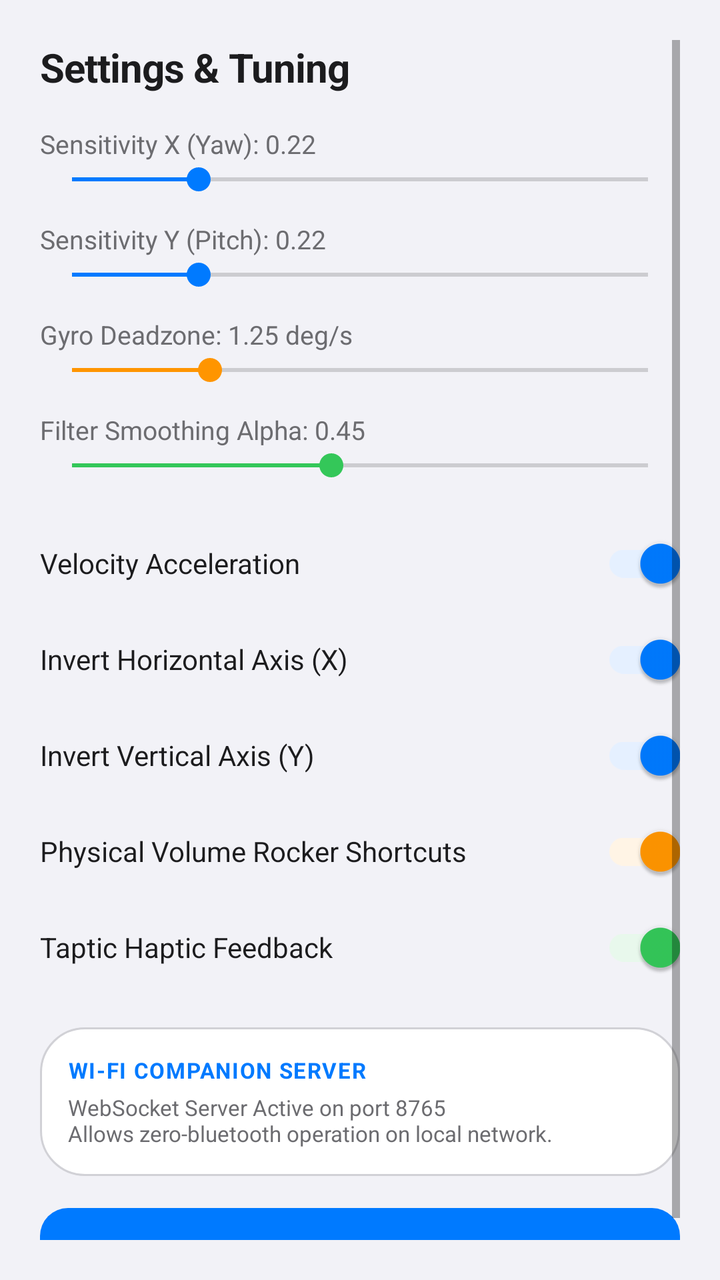
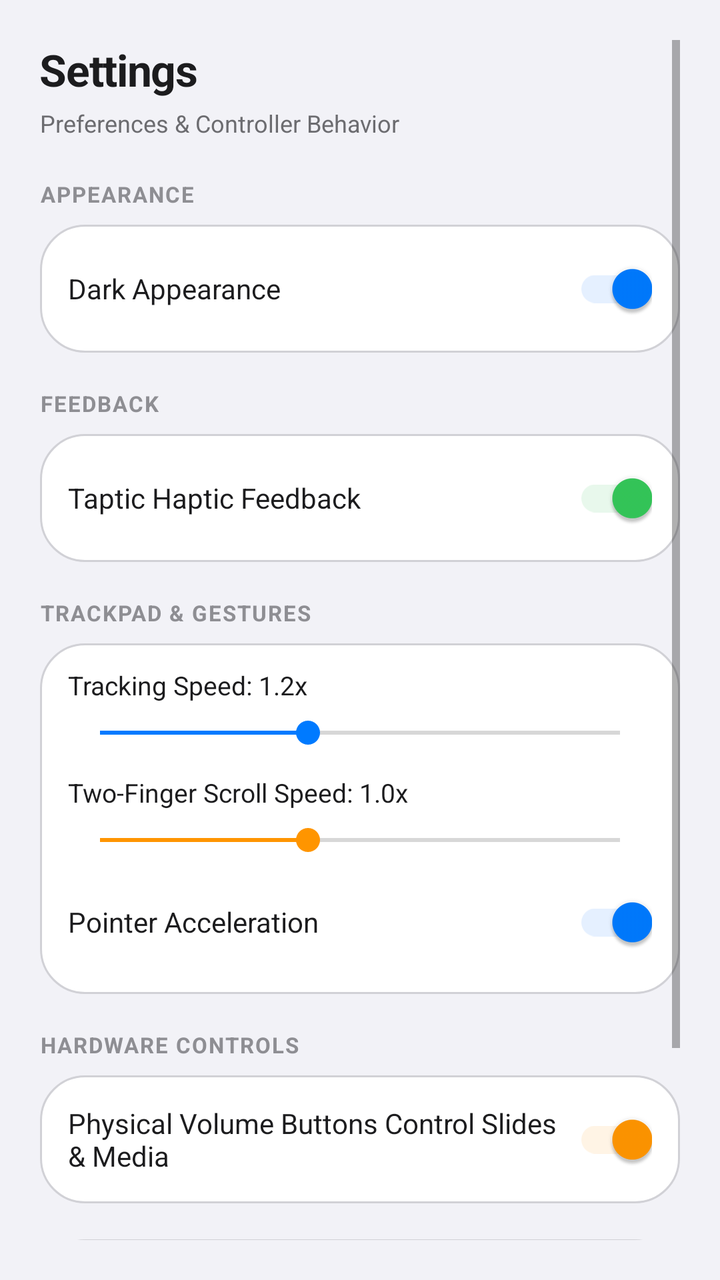

Two renders of the same Android screen: before a commit and after it. Below are the layout's source before the change and the commit's diff.
<!-- AndroidManifest.xml: application theme Theme.AirControl -->
<!-- res/layout/dialog_settings.xml -->
<?xml version="1.0" encoding="utf-8"?>
<ScrollView xmlns:android="http://schemas.android.com/apk/res/android"
    xmlns:app="http://schemas.android.com/apk/res-auto"
    android:layout_width="match_parent"
    android:layout_height="wrap_content"
    android:background="@color/apple_canvas"
    android:padding="20dp">

    <LinearLayout
        android:layout_width="match_parent"
        android:layout_height="wrap_content"
        android:orientation="vertical">

        
        <TextView
            android:layout_width="wrap_content"
            android:layout_height="wrap_content"
            android:text="Settings &amp; Tuning"
            android:textColor="@color/apple_text_primary"
            android:textSize="20sp"
            android:textStyle="bold"
            android:letterSpacing="-0.015"
            android:layout_marginBottom="16dp" />

        
        <TextView
            android:id="@+id/tvLabelSensX"
            android:layout_width="wrap_content"
            android:layout_height="wrap_content"
            android:text="Sensitivity X (Yaw): 0.22"
            android:textColor="@color/apple_text_secondary"
            android:textSize="13sp" />

        <SeekBar
            android:id="@+id/seekSensX"
            android:layout_width="match_parent"
            android:layout_height="wrap_content"
            android:max="100"
            android:progress="22"
            android:progressTint="@color/apple_blue"
            android:thumbTint="@color/apple_blue"
            android:layout_marginBottom="12dp" />

        
        <TextView
            android:id="@+id/tvLabelSensY"
            android:layout_width="wrap_content"
            android:layout_height="wrap_content"
            android:text="Sensitivity Y (Pitch): 0.22"
            android:textColor="@color/apple_text_secondary"
            android:textSize="13sp" />

        <SeekBar
            android:id="@+id/seekSensY"
            android:layout_width="match_parent"
            android:layout_height="wrap_content"
            android:max="100"
            android:progress="22"
            android:progressTint="@color/apple_blue"
            android:thumbTint="@color/apple_blue"
            android:layout_marginBottom="12dp" />

        
        <TextView
            android:id="@+id/tvLabelDeadzone"
            android:layout_width="wrap_content"
            android:layout_height="wrap_content"
            android:text="Gyro Deadzone: 1.25 deg/s"
            android:textColor="@color/apple_text_secondary"
            android:textSize="13sp" />

        <SeekBar
            android:id="@+id/seekDeadzone"
            android:layout_width="match_parent"
            android:layout_height="wrap_content"
            android:max="50"
            android:progress="12"
            android:progressTint="@color/apple_amber"
            android:thumbTint="@color/apple_amber"
            android:layout_marginBottom="12dp" />

        
        <TextView
            android:id="@+id/tvLabelAlpha"
            android:layout_width="wrap_content"
            android:layout_height="wrap_content"
            android:text="Filter Smoothing Alpha: 0.45"
            android:textColor="@color/apple_text_secondary"
            android:textSize="13sp" />

        <SeekBar
            android:id="@+id/seekAlpha"
            android:layout_width="match_parent"
            android:layout_height="wrap_content"
            android:max="100"
            android:progress="45"
            android:progressTint="@color/apple_green"
            android:thumbTint="@color/apple_green"
            android:layout_marginBottom="16dp" />

        
        <com.google.android.material.switchmaterial.SwitchMaterial
            android:id="@+id/switchAccel"
            android:layout_width="match_parent"
            android:layout_height="wrap_content"
            android:text="Velocity Acceleration"
            android:textColor="@color/apple_text_primary"
            android:checked="true"
            app:thumbTint="@color/apple_blue"
            app:trackTint="@color/apple_blue_subtle" />

        <com.google.android.material.switchmaterial.SwitchMaterial
            android:id="@+id/switchInvertX"
            android:layout_width="match_parent"
            android:layout_height="wrap_content"
            android:text="Invert Horizontal Axis (X)"
            android:textColor="@color/apple_text_primary"
            android:checked="true"
            app:thumbTint="@color/apple_blue"
            app:trackTint="@color/apple_blue_subtle" />

        <com.google.android.material.switchmaterial.SwitchMaterial
            android:id="@+id/switchInvertY"
            android:layout_width="match_parent"
            android:layout_height="wrap_content"
            android:text="Invert Vertical Axis (Y)"
            android:textColor="@color/apple_text_primary"
            android:checked="true"
            app:thumbTint="@color/apple_blue"
            app:trackTint="@color/apple_blue_subtle" />

        <com.google.android.material.switchmaterial.SwitchMaterial
            android:id="@+id/switchVolumeKeys"
            android:layout_width="match_parent"
            android:layout_height="wrap_content"
            android:text="Physical Volume Rocker Shortcuts"
            android:textColor="@color/apple_text_primary"
            android:checked="true"
            app:thumbTint="@color/apple_amber"
            app:trackTint="@color/apple_amber_subtle" />

        <com.google.android.material.switchmaterial.SwitchMaterial
            android:id="@+id/switchHaptics"
            android:layout_width="match_parent"
            android:layout_height="wrap_content"
            android:text="Taptic Haptic Feedback"
            android:textColor="@color/apple_text_primary"
            android:checked="true"
            app:thumbTint="@color/apple_green"
            app:trackTint="@color/apple_green_subtle" />

        
        <LinearLayout
            android:layout_width="match_parent"
            android:layout_height="wrap_content"
            android:orientation="vertical"
            android:background="@drawable/bg_apple_card"
            android:padding="14dp"
            android:layout_marginTop="16dp"
            android:layout_marginBottom="16dp">

            <TextView
                android:layout_width="wrap_content"
                android:layout_height="wrap_content"
                android:text="WI-FI COMPANION SERVER"
                android:textColor="@color/apple_blue"
                android:textSize="11sp"
                android:textStyle="bold"
                android:letterSpacing="0.05" />

            <TextView
                android:id="@+id/tvWifiServerInfo"
                android:layout_width="wrap_content"
                android:layout_height="wrap_content"
                android:text="WebSocket Server Active on port 8765\nAllows zero-bluetooth operation on local network."
                android:textColor="@color/apple_text_secondary"
                android:textSize="11sp"
                android:layout_marginTop="4dp" />
        </LinearLayout>

        
        <Button
            android:id="@+id/btnCloseSettings"
            android:layout_width="match_parent"
            android:layout_height="48dp"
            android:text="Save &amp; Close"
            android:textColor="@color/apple_text_primary"
            android:textStyle="bold"
            android:background="@drawable/bg_apple_btn_primary" />

    </LinearLayout>
</ScrollView>
<!-- resources referenced by this layout -->
<resources>
  <color name="apple_amber">#FF9500</color>
  <color name="apple_amber_subtle">#FFF4E5</color>
  <color name="apple_blue">#007AFF</color>
  <color name="apple_blue_subtle">#E5F0FF</color>
  <color name="apple_canvas">#F2F2F7</color>
  <color name="apple_green">#34C759</color>
  <color name="apple_green_subtle">#E8F8EC</color>
  <color name="apple_text_primary">#1C1C1E</color>
  <color name="apple_text_secondary">#6C6C70</color>
  <!-- drawable bg_apple_btn_primary (drawable) -->
  <?xml version="1.0" encoding="utf-8"?>
  <ripple xmlns:android="http://schemas.android.com/apk/res/android"
      android:color="#40FFFFFF">
      <item>
          <shape android:shape="rectangle">
              <solid android:color="@color/apple_blue" />
              <corners android:radius="14dp" />
          </shape>
      </item>
  </ripple>
  <!-- drawable bg_apple_card (drawable) -->
  <?xml version="1.0" encoding="utf-8"?>
  <shape xmlns:android="http://schemas.android.com/apk/res/android"
      android:shape="rectangle">
      <solid android:color="@color/apple_elevated_1" />
      <corners android:radius="22dp" />
      <stroke
          android:width="1dp"
          android:color="@color/apple_hairline" />
  </shape>
  <style name="Theme.AirControl" parent="Theme.MaterialComponents.DayNight.NoActionBar">
          <item name="colorPrimary">@color/apple_blue</item>
          <item name="colorPrimaryVariant">@color/apple_blue</item>
          <item name="colorOnPrimary">@color/apple_canvas</item>
          <item name="colorSecondary">@color/apple_amber</item>
          <item name="colorSecondaryVariant">@color/apple_amber</item>
          <item name="colorOnSecondary">@color/apple_canvas</item>
          <item name="android:statusBarColor">@color/apple_canvas</item>
          <item name="android:navigationBarColor">@color/apple_canvas</item>
          <item name="android:windowBackground">@color/apple_canvas</item>
          <item name="android:windowLightStatusBar" tools:targetApi="m">true</item>
          <item name="materialButtonStyle">@style/AppleMaterialButton</item>
      </style>
  <color name="apple_elevated_1">#FFFFFF</color>
  <color name="apple_hairline">#D1D1D6</color>
  <style name="AppleMaterialButton" parent="Widget.MaterialComponents.Button">
          <item name="backgroundTint">@null</item>
          <item name="android:insetTop">0dp</item>
          <item name="android:insetBottom">0dp</item>
          <item name="android:minWidth">0dp</item>
          <item name="android:minHeight">0dp</item>
          <item name="android:paddingLeft">4dp</item>
          <item name="android:paddingRight">4dp</item>
          <item name="android:paddingTop">2dp</item>
          <item name="android:paddingBottom">2dp</item>
          <item name="android:stateListAnimator">@null</item>
          <item name="android:textAllCaps">false</item>
      </style>
</resources>

<!-- the commit's change to res/layout/dialog_settings.xml (unified diff, before → after) -->
@@ -15,139 +15,188 @@
         <TextView
             android:layout_width="wrap_content"
             android:layout_height="wrap_content"
-            android:text="Settings &amp; Tuning"
+            android:text="Settings"
             android:textColor="@color/apple_text_primary"
-            android:textSize="20sp"
-            android:textStyle="bold"
-            android:letterSpacing="-0.015"
-            android:layout_marginBottom="16dp" />
-
-        
-        <TextView
-            android:id="@+id/tvLabelSensX"
-            android:layout_width="wrap_content"
-            android:layout_height="wrap_content"
-            android:text="Sensitivity X (Yaw): 0.22"
+            android:textSize="22sp"
+            android:textStyle="bold"
+            android:letterSpacing="-0.02"
+            android:layout_marginBottom="4dp" />
+
+        <TextView
+            android:layout_width="wrap_content"
+            android:layout_height="wrap_content"
+            android:text="Preferences &amp; Controller Behavior"
             android:textColor="@color/apple_text_secondary"
-            android:textSize="13sp" />
-
-        <SeekBar
-            android:id="@+id/seekSensX"
-            android:layout_width="match_parent"
-            android:layout_height="wrap_content"
-            android:max="100"
-            android:progress="22"
-            android:progressTint="@color/apple_blue"
-            android:thumbTint="@color/apple_blue"
-            android:layout_marginBottom="12dp" />
-
-        
-        <TextView
-            android:id="@+id/tvLabelSensY"
-            android:layout_width="wrap_content"
-            android:layout_height="wrap_content"
-            android:text="Sensitivity Y (Pitch): 0.22"
-            android:textColor="@color/apple_text_secondary"
-            android:textSize="13sp" />
-
-        <SeekBar
-            android:id="@+id/seekSensY"
-            android:layout_width="match_parent"
-            android:layout_height="wrap_content"
-            android:max="100"
-            android:progress="22"
-            android:progressTint="@color/apple_blue"
-            android:thumbTint="@color/apple_blue"
-            android:layout_marginBottom="12dp" />
-
-        
-        <TextView
-            android:id="@+id/tvLabelDeadzone"
-            android:layout_width="wrap_content"
-            android:layout_height="wrap_content"
-            android:text="Gyro Deadzone: 1.25 deg/s"
-            android:textColor="@color/apple_text_secondary"
-            android:textSize="13sp" />
-
-        <SeekBar
-            android:id="@+id/seekDeadzone"
-            android:layout_width="match_parent"
-            android:layout_height="wrap_content"
-            android:max="50"
-            android:progress="12"
-            android:progressTint="@color/apple_amber"
-            android:thumbTint="@color/apple_amber"
-            android:layout_marginBottom="12dp" />
-
-        
-        <TextView
-            android:id="@+id/tvLabelAlpha"
-            android:layout_width="wrap_content"
-            android:layout_height="wrap_content"
-            android:text="Filter Smoothing Alpha: 0.45"
-            android:textColor="@color/apple_text_secondary"
-            android:textSize="13sp" />
-
-        <SeekBar
-            android:id="@+id/seekAlpha"
-            android:layout_width="match_parent"
-            android:layout_height="wrap_content"
-            android:max="100"
-            android:progress="45"
-            android:progressTint="@color/apple_green"
-            android:thumbTint="@color/apple_green"
-            android:layout_marginBottom="16dp" />
-
-        
-        <com.google.android.material.switchmaterial.SwitchMaterial
-            android:id="@+id/switchAccel"
-            android:layout_width="match_parent"
-            android:layout_height="wrap_content"
-            android:text="Velocity Acceleration"
-            android:textColor="@color/apple_text_primary"
-            android:checked="true"
-            app:thumbTint="@color/apple_blue"
-            app:trackTint="@color/apple_blue_subtle" />
-
-        <com.google.android.material.switchmaterial.SwitchMaterial
-            android:id="@+id/switchInvertX"
-            android:layout_width="match_parent"
-            android:layout_height="wrap_content"
-            android:text="Invert Horizontal Axis (X)"
-            android:textColor="@color/apple_text_primary"
-            android:checked="true"
-            app:thumbTint="@color/apple_blue"
-            app:trackTint="@color/apple_blue_subtle" />
-
-        <com.google.android.material.switchmaterial.SwitchMaterial
-            android:id="@+id/switchInvertY"
-            android:layout_width="match_parent"
-            android:layout_height="wrap_content"
-            android:text="Invert Vertical Axis (Y)"
-            android:textColor="@color/apple_text_primary"
-            android:checked="true"
-            app:thumbTint="@color/apple_blue"
-            app:trackTint="@color/apple_blue_subtle" />
-
-        <com.google.android.material.switchmaterial.SwitchMaterial
-            android:id="@+id/switchVolumeKeys"
-            android:layout_width="match_parent"
-            android:layout_height="wrap_content"
-            android:text="Physical Volume Rocker Shortcuts"
-            android:textColor="@color/apple_text_primary"
-            android:checked="true"
-            app:thumbTint="@color/apple_amber"
-            app:trackTint="@color/apple_amber_subtle" />
-
-        <com.google.android.material.switchmaterial.SwitchMaterial
-            android:id="@+id/switchHaptics"
-            android:layout_width="match_parent"
-            android:layout_height="wrap_content"
-            android:text="Taptic Haptic Feedback"
-            android:textColor="@color/apple_text_primary"
-            android:checked="true"
-            app:thumbTint="@color/apple_green"
-            app:trackTint="@color/apple_green_subtle" />
+            android:textSize="12sp"
+            android:layout_marginBottom="20dp" />
+
+        
+        <TextView
+            android:layout_width="wrap_content"
+            android:layout_height="wrap_content"
+            android:text="APPEARANCE"
+            android:textColor="@color/apple_text_tertiary"
+            android:textSize="11sp"
+            android:textStyle="bold"
+            android:letterSpacing="0.06"
+            android:layout_marginBottom="8dp" />
+
+        <LinearLayout
+            android:layout_width="match_parent"
+            android:layout_height="wrap_content"
+            android:orientation="vertical"
+            android:background="@drawable/bg_apple_card"
+            android:paddingHorizontal="14dp"
+            android:paddingVertical="8dp"
+            android:layout_marginBottom="18dp">
+
+            <com.google.android.material.switchmaterial.SwitchMaterial
+                android:id="@+id/switchDarkMode"
+                android:layout_width="match_parent"
+                android:layout_height="wrap_content"
+                android:text="Dark Appearance"
+                android:textColor="@color/apple_text_primary"
+                android:textSize="14sp"
+                android:checked="true"
+                app:thumbTint="@color/apple_blue"
+                app:trackTint="@color/apple_blue_subtle" />
+        </LinearLayout>
+
+        
+        <TextView
+            android:layout_width="wrap_content"
+            android:layout_height="wrap_content"
+            android:text="FEEDBACK"
+            android:textColor="@color/apple_text_tertiary"
+            android:textSize="11sp"
+            android:textStyle="bold"
+            android:letterSpacing="0.06"
+            android:layout_marginBottom="8dp" />
+
+        <LinearLayout
+            android:layout_width="match_parent"
+            android:layout_height="wrap_content"
+            android:orientation="vertical"
+            android:background="@drawable/bg_apple_card"
+            android:paddingHorizontal="14dp"
+            android:paddingVertical="8dp"
+            android:layout_marginBottom="18dp">
+
+            <com.google.android.material.switchmaterial.SwitchMaterial
+                android:id="@+id/switchHaptics"
+                android:layout_width="match_parent"
+                android:layout_height="wrap_content"
+                android:text="Taptic Haptic Feedback"
+                android:textColor="@color/apple_text_primary"
+                android:textSize="14sp"
+                android:checked="true"
+                app:thumbTint="@color/apple_green"
+                app:trackTint="@color/apple_green_subtle" />
+        </LinearLayout>
+
+        
+        <TextView
+            android:layout_width="wrap_content"
+            android:layout_height="wrap_content"
+            android:text="TRACKPAD &amp; GESTURES"
+            android:textColor="@color/apple_text_tertiary"
+            android:textSize="11sp"
+            android:textStyle="bold"
+            android:letterSpacing="0.06"
+            android:layout_marginBottom="8dp" />
+
+        <LinearLayout
+            android:layout_width="match_parent"
+            android:layout_height="wrap_content"
+            android:orientation="vertical"
+            android:background="@drawable/bg_apple_card"
+            android:paddingHorizontal="14dp"
+            android:paddingVertical="12dp"
+            android:layout_marginBottom="18dp">
+
+            
+            <TextView
+                android:id="@+id/tvLabelTouchpadSens"
+                android:layout_width="wrap_content"
+                android:layout_height="wrap_content"
+                android:text="Tracking Speed: 1.2x"
+                android:textColor="@color/apple_text_primary"
+                android:textSize="13sp" />
+
+            <SeekBar
+                android:id="@+id/seekTouchpadSens"
+                android:layout_width="match_parent"
+                android:layout_height="wrap_content"
+                android:max="30"
+                android:progress="12"
+                android:progressTint="@color/apple_blue"
+                android:thumbTint="@color/apple_blue"
+                android:layout_marginTop="6dp"
+                android:layout_marginBottom="12dp" />
+
+            
+            <TextView
+                android:id="@+id/tvLabelScrollSpeed"
+                android:layout_width="wrap_content"
+                android:layout_height="wrap_content"
+                android:text="Two-Finger Scroll Speed: 1.0x"
+                android:textColor="@color/apple_text_primary"
+                android:textSize="13sp" />
+
+            <SeekBar
+                android:id="@+id/seekTouchpadScroll"
+                android:layout_width="match_parent"
+                android:layout_height="wrap_content"
+                android:max="25"
+                android:progress="10"
+                android:progressTint="@color/apple_amber"
+                android:thumbTint="@color/apple_amber"
+                android:layout_marginTop="6dp"
+                android:layout_marginBottom="8dp" />
+
+            <com.google.android.material.switchmaterial.SwitchMaterial
+                android:id="@+id/switchAccel"
+                android:layout_width="match_parent"
+                android:layout_height="wrap_content"
+                android:text="Pointer Acceleration"
+                android:textColor="@color/apple_text_primary"
+                android:textSize="14sp"
+                android:checked="true"
+                app:thumbTint="@color/apple_blue"
+                app:trackTint="@color/apple_blue_subtle" />
+        </LinearLayout>
+
+        
+        <TextView
+            android:layout_width="wrap_content"
+            android:layout_height="wrap_content"
+            android:text="HARDWARE CONTROLS"
+            android:textColor="@color/apple_text_tertiary"
+            android:textSize="11sp"
+            android:textStyle="bold"
+            android:letterSpacing="0.06"
+            android:layout_marginBottom="8dp" />
+
+        <LinearLayout
+            android:layout_width="match_parent"
+            android:layout_height="wrap_content"
+            android:orientation="vertical"
+            android:background="@drawable/bg_apple_card"
+            android:paddingHorizontal="14dp"
+            android:paddingVertical="8dp"
+            android:layout_marginBottom="18dp">
+
+            <com.google.android.material.switchmaterial.SwitchMaterial
+                android:id="@+id/switchVolumeKeys"
+                android:layout_width="match_parent"
+                android:layout_height="wrap_content"
+                android:text="Physical Volume Buttons Control Slides &amp; Media"
+                android:textColor="@color/apple_text_primary"
+                android:textSize="14sp"
+                android:checked="true"
+                app:thumbTint="@color/apple_amber"
+                app:trackTint="@color/apple_amber_subtle" />
+        </LinearLayout>
 
         
         <LinearLayout
@@ -156,8 +205,7 @@
             android:orientation="vertical"
             android:background="@drawable/bg_apple_card"
             android:padding="14dp"
-            android:layout_marginTop="16dp"
-            android:layout_marginBottom="16dp">
+            android:layout_marginBottom="20dp">
 
             <TextView
                 android:layout_width="wrap_content"
@@ -172,7 +220,7 @@
                 android:id="@+id/tvWifiServerInfo"
                 android:layout_width="wrap_content"
                 android:layout_height="wrap_content"
-                android:text="WebSocket Server Active on port 8765\nAllows zero-bluetooth operation on local network."
+                android:text="WebSocket Server Active on port 8765\nCompanion web controller accessible on local network."
                 android:textColor="@color/apple_text_secondary"
                 android:textSize="11sp"
                 android:layout_marginTop="4dp" />
<!-- resource entries referenced after the edit -->
@@ -9,6 +9,7 @@
   <color name="apple_green_subtle">#E8F8EC</color>
   <color name="apple_text_primary">#1C1C1E</color>
   <color name="apple_text_secondary">#6C6C70</color>
+  <color name="apple_text_tertiary">#8E8E93</color>
   <!-- drawable bg_apple_btn_primary (drawable) -->
   <?xml version="1.0" encoding="utf-8"?>
   <ripple xmlns:android="http://schemas.android.com/apk/res/android"
